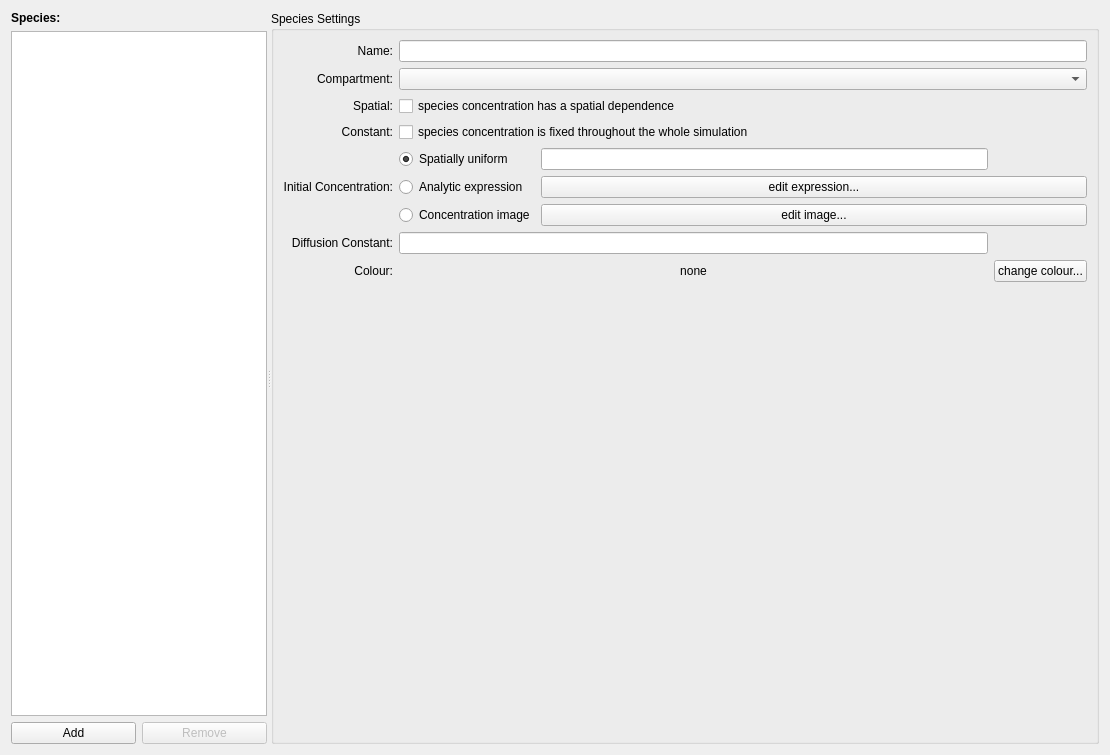
First picture: the form in src/gui/tabs/tabspecies.ui, repository spatial-model-editor/spatial-model-editor, before the edit.
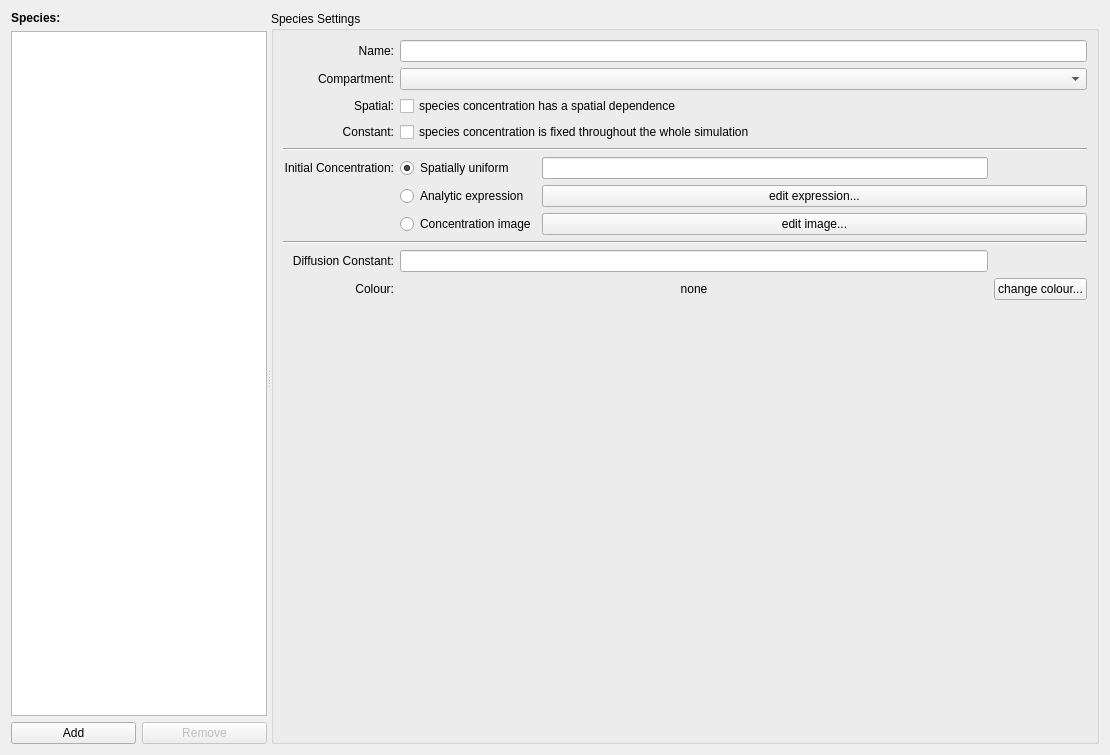
Second picture: the form after the edit.

```diff
--- a/src/gui/tabs/tabspecies.ui
+++ b/src/gui/tabs/tabspecies.ui
@@ -105,15 +105,18 @@
       <layout class="QVBoxLayout" name="verticalLayout">
        <item>
         <layout class="QGridLayout" name="gridSpeciesSettings">
-         <item row="4" column="8">
-          <widget class="QLabel" name="lblInitialConcentrationUnits">
+         <item row="0" column="0">
+          <widget class="QLabel" name="lblSpeciesName">
            <property name="text">
-            <string/>
+            <string>Name:</string>
+           </property>
+           <property name="alignment">
+            <set>Qt::AlignRight|Qt::AlignTrailing|Qt::AlignVCenter</set>
            </property>
           </widget>
          </item>
-         <item row="3" column="0">
-          <widget class="QLabel" name="lblSpeciesIsConstant">
+         <item row="10" column="0">
+          <widget class="QLabel" name="lblSpeciesColourLabel">
            <property name="sizePolicy">
             <sizepolicy hsizetype="Preferred" vsizetype="Preferred">
              <horstretch>0</horstretch>
@@ -121,46 +124,49 @@
             </sizepolicy>
            </property>
            <property name="toolTip">
-            <string>A constant species has a fixed concentration</string>
+            <string>The colour that is used to display the concentration of this species</string>
            </property>
            <property name="statusTip">
-            <string>A constant species has a fixed concentration</string>
+            <string>The colour that is used to display the concentration of this species</string>
            </property>
            <property name="whatsThis">
-            <string>&lt;h4&gt;Constant&lt;/h4&gt;&lt;p&gt;A constant species has a fixed concentration. It keeps its initial concentration for the whole simulation.&lt;/p&gt;</string>
+            <string>The colour that is used to display the concentration of this species</string>
            </property>
            <property name="text">
-            <string>Constant:</string>
+            <string>Colour:</string>
            </property>
            <property name="alignment">
             <set>Qt::AlignRight|Qt::AlignTrailing|Qt::AlignVCenter</set>
            </property>
           </widget>
          </item>
-         <item row="0" column="2" colspan="7">
-          <widget class="QLineEdit" name="txtSpeciesName"/>
-         </item>
-         <item row="9" column="0">
-          <widget class="QLabel" name="lblDiffConst">
+         <item row="2" column="0">
+          <widget class="QLabel" name="lblSpeciesIsSpacial">
            <property name="toolTip">
-            <string>Diffusion constant: how fast the species diffuses (spreads out) within the compartment</string>
+            <string>'Spatial': species concentration can vary depending on the location within the compartment</string>
            </property>
            <property name="statusTip">
-            <string>Diffusion constant: how fast the species diffuses (spreads out) within the compartment</string>
+            <string>'Spatial': species concentration can vary depending on the location within the compartment</string>
            </property>
            <property name="whatsThis">
-            <string>&lt;h4&gt;Diffusion constant&lt;/h4&gt;
-&lt;p&gt;The rate at which the species diffuses within the compartment&lt;/p&gt;</string>
+            <string>&lt;h4&gt;Spatial&lt;/h4&gt;&lt;p&gt;A spatial species has a concentration that is a function of space within the compartment, i.e. it can take different values at different locations within the compartment&lt;/p&gt;</string>
            </property>
            <property name="text">
-            <string>Diffusion Constant:</string>
+            <string>Spatial:</string>
            </property>
            <property name="alignment">
             <set>Qt::AlignRight|Qt::AlignTrailing|Qt::AlignVCenter</set>
            </property>
           </widget>
          </item>
-         <item row="3" column="2" colspan="7">
+         <item row="9" column="6">
+          <widget class="QLabel" name="lblDiffusionConstantUnits">
+           <property name="text">
+            <string/>
+           </property>
+          </widget>
+         </item>
+         <item row="3" column="1" colspan="6">
           <widget class="QCheckBox" name="chkSpeciesIsConstant">
            <property name="sizePolicy">
             <sizepolicy hsizetype="Preferred" vsizetype="Preferred">
@@ -182,52 +188,7 @@
            </property>
           </widget>
          </item>
-         <item row="9" column="2" colspan="6">
-          <widget class="QLineEdit" name="txtDiffusionConstant">
-           <property name="sizePolicy">
-            <sizepolicy hsizetype="Preferred" vsizetype="Preferred">
-             <horstretch>0</horstretch>
-             <verstretch>0</verstretch>
-            </sizepolicy>
-           </property>
-           <property name="toolTip">
-            <string>Diffusion constant: how fast the species diffuses (spreads out) within the compartment</string>
-           </property>
-           <property name="statusTip">
-            <string>Diffusion constant: how fast the species diffuses (spreads out) within the compartment</string>
-           </property>
-           <property name="whatsThis">
-            <string>&lt;h4&gt;Diffusion constant&lt;/h4&gt;
-&lt;p&gt;The rate at which the species diffuses within the compartment&lt;/p&gt;</string>
-           </property>
-          </widget>
-         </item>
-         <item row="11" column="0">
-          <widget class="QLabel" name="lblSpeciesColourLabel">
-           <property name="sizePolicy">
-            <sizepolicy hsizetype="Preferred" vsizetype="Preferred">
-             <horstretch>0</horstretch>
-             <verstretch>0</verstretch>
-            </sizepolicy>
-           </property>
-           <property name="toolTip">
-            <string>The colour that is used to display the concentration of this species</string>
-           </property>
-           <property name="statusTip">
-            <string>The colour that is used to display the concentration of this species</string>
-           </property>
-           <property name="whatsThis">
-            <string>The colour that is used to display the concentration of this species</string>
-           </property>
-           <property name="text">
-            <string>Colour:</string>
-           </property>
-           <property name="alignment">
-            <set>Qt::AlignRight|Qt::AlignTrailing|Qt::AlignVCenter</set>
-           </property>
-          </widget>
-         </item>
-         <item row="5" column="2">
+         <item row="6" column="1">
           <widget class="QRadioButton" name="radInitialConcentrationAnalytic">
            <property name="sizePolicy">
             <sizepolicy hsizetype="Preferred" vsizetype="Preferred">
@@ -250,15 +211,95 @@
            </property>
           </widget>
          </item>
-         <item row="9" column="8">
-          <widget class="QLabel" name="lblDiffusionConstantUnits">
+         <item row="1" column="0">
+          <widget class="QLabel" name="lblSpeciesCompartment">
            <property name="text">
-            <string/>
+            <string>Compartment:</string>
            </property>
+           <property name="alignment">
+            <set>Qt::AlignRight|Qt::AlignTrailing|Qt::AlignVCenter</set>
+           </property>
           </widget>
          </item>
-         <item row="2" column="0">
-          <widget class="QLabel" name="lblSpeciesIsSpacial">
+         <item row="4" column="0" colspan="7">
+          <widget class="Line" name="line">
+           <property name="orientation">
+            <enum>Qt::Horizontal</enum>
+           </property>
+          </widget>
+         </item>
+         <item row="7" column="2" colspan="5">
+          <widget class="QPushButton" name="btnEditImageConcentration">
+           <property name="enabled">
+            <bool>true</bool>
+           </property>
+           <property name="sizePolicy">
+            <sizepolicy hsizetype="Preferred" vsizetype="Preferred">
+             <horstretch>0</horstretch>
+             <verstretch>0</verstretch>
+            </sizepolicy>
+           </property>
+           <property name="toolTip">
+            <string>Import an image of the spatial concentration of this species</string>
+           </property>
+           <property name="statusTip">
+            <string>Import an image of the spatial concentration of this species</string>
+           </property>
+           <property name="whatsThis">
+            <string>&lt;h4&gt;import from image&lt;/h4&gt;&lt;p&gt;Import an image of the spatial concentration of this species&lt;/p&gt;</string>
+           </property>
+           <property name="text">
+            <string>edit image...</string>
+           </property>
+          </widget>
+         </item>
+         <item row="3" column="0">
+          <widget class="QLabel" name="lblSpeciesIsConstant">
+           <property name="sizePolicy">
+            <sizepolicy hsizetype="Preferred" vsizetype="Preferred">
+             <horstretch>0</horstretch>
+             <verstretch>0</verstretch>
+            </sizepolicy>
+           </property>
+           <property name="toolTip">
+            <string>A constant species has a fixed concentration</string>
+           </property>
+           <property name="statusTip">
+            <string>A constant species has a fixed concentration</string>
+           </property>
+           <property name="whatsThis">
+            <string>&lt;h4&gt;Constant&lt;/h4&gt;&lt;p&gt;A constant species has a fixed concentration. It keeps its initial concentration for the whole simulation.&lt;/p&gt;</string>
+           </property>
+           <property name="text">
+            <string>Constant:</string>
+           </property>
+           <property name="alignment">
+            <set>Qt::AlignRight|Qt::AlignTrailing|Qt::AlignVCenter</set>
+           </property>
+          </widget>
+         </item>
+         <item row="9" column="0">
+          <widget class="QLabel" name="lblDiffConst">
+           <property name="toolTip">
+            <string>Diffusion constant: how fast the species diffuses (spreads out) within the compartment</string>
+           </property>
+           <property name="statusTip">
+            <string>Diffusion constant: how fast the species diffuses (spreads out) within the compartment</string>
+           </property>
+           <property name="whatsThis">
+            <string>&lt;h4&gt;Diffusion constant&lt;/h4&gt;
+&lt;p&gt;The rate at which the species diffuses within the compartment&lt;/p&gt;</string>
+           </property>
+           <property name="text">
+            <string>Diffusion Constant:</string>
+           </property>
+           <property name="alignment">
+            <set>Qt::AlignRight|Qt::AlignTrailing|Qt::AlignVCenter</set>
+           </property>
+          </widget>
+         </item>
+         <item row="2" column="1" colspan="6">
+          <widget class="QCheckBox" name="chkSpeciesIsSpatial">
            <property name="toolTip">
             <string>'Spatial': species concentration can vary depending on the location within the compartment</string>
            </property>
@@ -269,34 +310,31 @@
             <string>&lt;h4&gt;Spatial&lt;/h4&gt;&lt;p&gt;A spatial species has a concentration that is a function of space within the compartment, i.e. it can take different values at different locations within the compartment&lt;/p&gt;</string>
            </property>
            <property name="text">
-            <string>Spatial:</string>
+            <string>species concentration has a spatial dependence</string>
            </property>
-           <property name="alignment">
-            <set>Qt::AlignRight|Qt::AlignTrailing|Qt::AlignVCenter</set>
-           </property>
           </widget>
          </item>
-         <item row="4" column="0" rowspan="3">
-          <widget class="QLabel" name="lblInitConc">
+         <item row="5" column="6">
+          <widget class="QLabel" name="lblInitialConcentrationUnits">
            <property name="text">
-            <string>Initial Concentration:</string>
+            <string/>
            </property>
-           <property name="alignment">
-            <set>Qt::AlignRight|Qt::AlignTrailing|Qt::AlignVCenter</set>
-           </property>
           </widget>
          </item>
-         <item row="0" column="0">
-          <widget class="QLabel" name="lblSpeciesName">
-           <property name="text">
-            <string>Name:</string>
+         <item row="5" column="2" colspan="4">
+          <widget class="QLineEdit" name="txtInitialConcentration">
+           <property name="sizePolicy">
+            <sizepolicy hsizetype="Preferred" vsizetype="Preferred">
+             <horstretch>0</horstretch>
+             <verstretch>0</verstretch>
+            </sizepolicy>
            </property>
-           <property name="alignment">
-            <set>Qt::AlignRight|Qt::AlignTrailing|Qt::AlignVCenter</set>
-           </property>
           </widget>
          </item>
-         <item row="11" column="8">
+         <item row="0" column="1" colspan="6">
+          <widget class="QLineEdit" name="txtSpeciesName"/>
+         </item>
+         <item row="10" column="6">
           <widget class="QPushButton" name="btnChangeSpeciesColour">
            <property name="sizePolicy">
             <sizepolicy hsizetype="Fixed" vsizetype="Fixed">
@@ -318,7 +356,33 @@
            </property>
           </widget>
          </item>
-         <item row="11" column="2" colspan="6">
+         <item row="5" column="1">
+          <widget class="QRadioButton" name="radInitialConcentrationUniform">
+           <property name="sizePolicy">
+            <sizepolicy hsizetype="Preferred" vsizetype="Preferred">
+             <horstretch>0</horstretch>
+             <verstretch>0</verstretch>
+            </sizepolicy>
+           </property>
+           <property name="toolTip">
+            <string>Spatially uniform initial concentration: no spatial dependence</string>
+           </property>
+           <property name="statusTip">
+            <string>Spatially uniform initial concentration: no spatial dependence</string>
+           </property>
+           <property name="whatsThis">
+            <string>&lt;h4&gt;Spatially uniform initial concentration&lt;/h4&gt;
+&lt;p&gt;The initial concentration of the species is the same everywhere in the compartment.&lt;/p&gt;</string>
+           </property>
+           <property name="text">
+            <string>Spatially uniform</string>
+           </property>
+           <property name="checked">
+            <bool>true</bool>
+           </property>
+          </widget>
+         </item>
+         <item row="10" column="1" colspan="5">
           <widget class="QLabel" name="lblSpeciesColour">
            <property name="sizePolicy">
             <sizepolicy hsizetype="Expanding" vsizetype="Preferred">
@@ -349,84 +413,10 @@
            </property>
           </widget>
          </item>
-         <item row="2" column="2" colspan="7">
-          <widget class="QCheckBox" name="chkSpeciesIsSpatial">
-           <property name="toolTip">
-            <string>'Spatial': species concentration can vary depending on the location within the compartment</string>
-           </property>
-           <property name="statusTip">
-            <string>'Spatial': species concentration can vary depending on the location within the compartment</string>
-           </property>
-           <property name="whatsThis">
-            <string>&lt;h4&gt;Spatial&lt;/h4&gt;&lt;p&gt;A spatial species has a concentration that is a function of space within the compartment, i.e. it can take different values at different locations within the compartment&lt;/p&gt;</string>
-           </property>
-           <property name="text">
-            <string>species concentration has a spatial dependence</string>
-           </property>
-          </widget>
+         <item row="1" column="1" colspan="6">
+          <widget class="QComboBox" name="cmbSpeciesCompartment"/>
          </item>
-         <item row="4" column="2">
-          <widget class="QRadioButton" name="radInitialConcentrationUniform">
-           <property name="sizePolicy">
-            <sizepolicy hsizetype="Preferred" vsizetype="Preferred">
-             <horstretch>0</horstretch>
-             <verstretch>0</verstretch>
-            </sizepolicy>
-           </property>
-           <property name="toolTip">
-            <string>Spatially uniform initial concentration: no spatial dependence</string>
-           </property>
-           <property name="statusTip">
-            <string>Spatially uniform initial concentration: no spatial dependence</string>
-           </property>
-           <property name="whatsThis">
-            <string>&lt;h4&gt;Spatially uniform initial concentration&lt;/h4&gt;
-&lt;p&gt;The initial concentration of the species is the same everywhere in the compartment.&lt;/p&gt;</string>
-           </property>
-           <property name="text">
-            <string>Spatially uniform</string>
-           </property>
-           <property name="checked">
-            <bool>true</bool>
-           </property>
-          </widget>
-         </item>
-         <item row="6" column="3" colspan="6">
-          <widget class="QPushButton" name="btnEditImageConcentration">
-           <property name="enabled">
-            <bool>true</bool>
-           </property>
-           <property name="sizePolicy">
-            <sizepolicy hsizetype="Preferred" vsizetype="Preferred">
-             <horstretch>0</horstretch>
-             <verstretch>0</verstretch>
-            </sizepolicy>
-           </property>
-           <property name="toolTip">
-            <string>Import an image of the spatial concentration of this species</string>
-           </property>
-           <property name="statusTip">
-            <string>Import an image of the spatial concentration of this species</string>
-           </property>
-           <property name="whatsThis">
-            <string>&lt;h4&gt;import from image&lt;/h4&gt;&lt;p&gt;Import an image of the spatial concentration of this species&lt;/p&gt;</string>
-           </property>
-           <property name="text">
-            <string>edit image...</string>
-           </property>
-          </widget>
-         </item>
-         <item row="4" column="3" colspan="5">
-          <widget class="QLineEdit" name="txtInitialConcentration">
-           <property name="sizePolicy">
-            <sizepolicy hsizetype="Preferred" vsizetype="Preferred">
-             <horstretch>0</horstretch>
-             <verstretch>0</verstretch>
-            </sizepolicy>
-           </property>
-          </widget>
-         </item>
-         <item row="5" column="3" colspan="6">
+         <item row="6" column="2" colspan="5">
           <widget class="QPushButton" name="btnEditAnalyticConcentration">
            <property name="sizePolicy">
             <sizepolicy hsizetype="Preferred" vsizetype="Preferred">
@@ -439,26 +429,50 @@
            </property>
           </widget>
          </item>
-         <item row="6" column="2">
+         <item row="7" column="1">
           <widget class="QRadioButton" name="radInitialConcentrationImage">
            <property name="text">
             <string>Concentration image</string>
            </property>
           </widget>
          </item>
-         <item row="1" column="0">
-          <widget class="QLabel" name="lblSpeciesCompartment">
+         <item row="9" column="1" colspan="5">
+          <widget class="QLineEdit" name="txtDiffusionConstant">
+           <property name="sizePolicy">
+            <sizepolicy hsizetype="Preferred" vsizetype="Preferred">
+             <horstretch>0</horstretch>
+             <verstretch>0</verstretch>
+            </sizepolicy>
+           </property>
+           <property name="toolTip">
+            <string>Diffusion constant: how fast the species diffuses (spreads out) within the compartment</string>
+           </property>
+           <property name="statusTip">
+            <string>Diffusion constant: how fast the species diffuses (spreads out) within the compartment</string>
+           </property>
+           <property name="whatsThis">
+            <string>&lt;h4&gt;Diffusion constant&lt;/h4&gt;
+&lt;p&gt;The rate at which the species diffuses within the compartment&lt;/p&gt;</string>
+           </property>
+          </widget>
+         </item>
+         <item row="8" column="0" colspan="7">
+          <widget class="Line" name="line_2">
+           <property name="orientation">
+            <enum>Qt::Horizontal</enum>
+           </property>
+          </widget>
+         </item>
+         <item row="5" column="0">
+          <widget class="QLabel" name="lblInitConc">
            <property name="text">
-            <string>Compartment:</string>
+            <string>Initial Concentration:</string>
            </property>
            <property name="alignment">
             <set>Qt::AlignRight|Qt::AlignTrailing|Qt::AlignVCenter</set>
            </property>
           </widget>
          </item>
-         <item row="1" column="2" colspan="7">
-          <widget class="QComboBox" name="cmbSpeciesCompartment"/>
-         </item>
         </layout>
        </item>
        <item>
```
